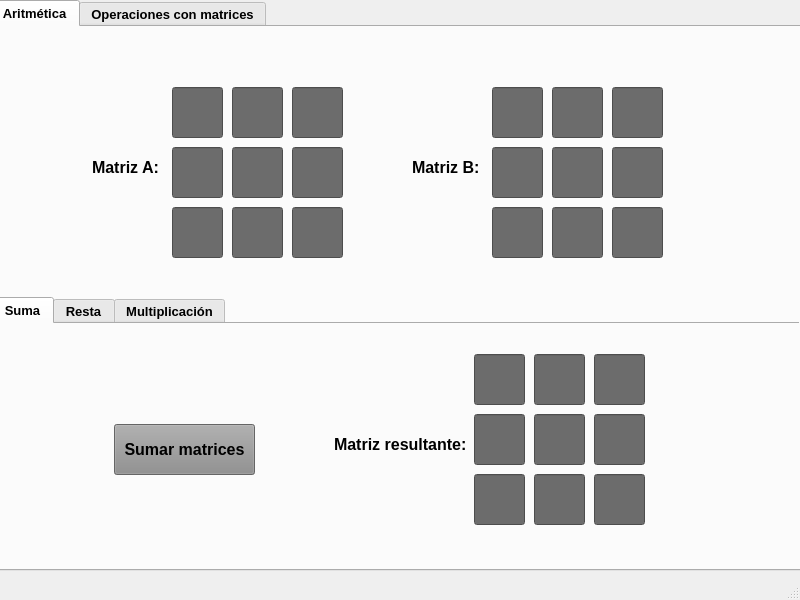
Above: Diseño Parcial II - Métodos Numéricos.ui from tavoo456/Parcial2MetNum before the change. Below: the same form after it.
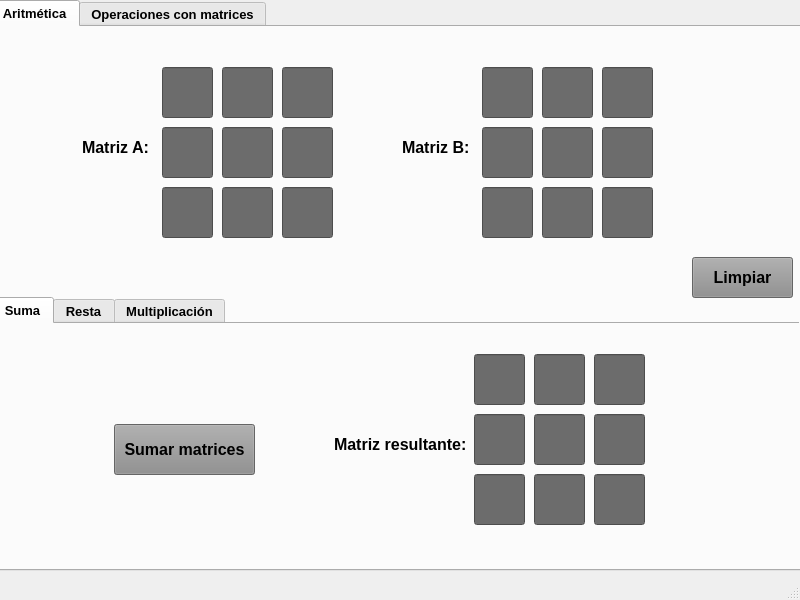
That is the form after the change. The open tabs and pages were chosen to show the change.

Commit message: Validaciones y adiciones de métodos de limpieza de campos

```diff
--- a/Diseño Parcial II - Métodos Numéricos.ui
+++ b/Diseño Parcial II - Métodos Numéricos.ui
@@ -814,8 +814,8 @@
      <widget class="QLabel" name="label">
       <property name="geometry">
        <rect>
-        <x>100</x>
-        <y>130</y>
+        <x>90</x>
+        <y>110</y>
         <width>71</width>
         <height>21</height>
        </rect>
@@ -833,8 +833,8 @@
      <widget class="QLineEdit" name="AA00">
       <property name="geometry">
        <rect>
-        <x>180</x>
-        <y>60</y>
+        <x>170</x>
+        <y>40</y>
         <width>51</width>
         <height>51</height>
        </rect>
@@ -858,8 +858,8 @@
      <widget class="QLineEdit" name="AA10">
       <property name="geometry">
        <rect>
-        <x>180</x>
-        <y>120</y>
+        <x>170</x>
+        <y>100</y>
         <width>51</width>
         <height>51</height>
        </rect>
@@ -877,8 +877,8 @@
      <widget class="QLineEdit" name="AA20">
       <property name="geometry">
        <rect>
-        <x>180</x>
-        <y>180</y>
+        <x>170</x>
+        <y>160</y>
         <width>51</width>
         <height>51</height>
        </rect>
@@ -896,8 +896,8 @@
      <widget class="QLineEdit" name="AA01">
       <property name="geometry">
        <rect>
-        <x>240</x>
-        <y>60</y>
+        <x>230</x>
+        <y>40</y>
         <width>51</width>
         <height>51</height>
        </rect>
@@ -915,8 +915,8 @@
      <widget class="QLineEdit" name="AA11">
       <property name="geometry">
        <rect>
-        <x>240</x>
-        <y>120</y>
+        <x>230</x>
+        <y>100</y>
         <width>51</width>
         <height>51</height>
        </rect>
@@ -934,8 +934,8 @@
      <widget class="QLineEdit" name="AA21">
       <property name="geometry">
        <rect>
-        <x>240</x>
-        <y>180</y>
+        <x>230</x>
+        <y>160</y>
         <width>51</width>
         <height>51</height>
        </rect>
@@ -953,8 +953,8 @@
      <widget class="QLineEdit" name="AA12">
       <property name="geometry">
        <rect>
-        <x>300</x>
-        <y>120</y>
+        <x>290</x>
+        <y>100</y>
         <width>51</width>
         <height>51</height>
        </rect>
@@ -972,8 +972,8 @@
      <widget class="QLineEdit" name="AA02">
       <property name="geometry">
        <rect>
-        <x>300</x>
-        <y>60</y>
+        <x>290</x>
+        <y>40</y>
         <width>51</width>
         <height>51</height>
        </rect>
@@ -991,8 +991,8 @@
      <widget class="QLineEdit" name="AA22">
       <property name="geometry">
        <rect>
-        <x>300</x>
-        <y>180</y>
+        <x>290</x>
+        <y>160</y>
         <width>51</width>
         <height>51</height>
        </rect>
@@ -1010,8 +1010,8 @@
      <widget class="QLabel" name="label_2">
       <property name="geometry">
        <rect>
-        <x>420</x>
-        <y>130</y>
+        <x>410</x>
+        <y>110</y>
         <width>71</width>
         <height>21</height>
        </rect>
@@ -1029,8 +1029,8 @@
      <widget class="QLineEdit" name="AB11">
       <property name="geometry">
        <rect>
-        <x>560</x>
-        <y>120</y>
+        <x>550</x>
+        <y>100</y>
         <width>51</width>
         <height>51</height>
        </rect>
@@ -1048,8 +1048,8 @@
      <widget class="QLineEdit" name="AB01">
       <property name="geometry">
        <rect>
-        <x>560</x>
-        <y>60</y>
+        <x>550</x>
+        <y>40</y>
         <width>51</width>
         <height>51</height>
        </rect>
@@ -1067,8 +1067,8 @@
      <widget class="QLineEdit" name="AB22">
       <property name="geometry">
        <rect>
-        <x>620</x>
-        <y>180</y>
+        <x>610</x>
+        <y>160</y>
         <width>51</width>
         <height>51</height>
        </rect>
@@ -1086,8 +1086,8 @@
      <widget class="QLineEdit" name="AB00">
       <property name="geometry">
        <rect>
-        <x>500</x>
-        <y>60</y>
+        <x>490</x>
+        <y>40</y>
         <width>51</width>
         <height>51</height>
        </rect>
@@ -1105,8 +1105,8 @@
      <widget class="QLineEdit" name="AB10">
       <property name="geometry">
        <rect>
-        <x>500</x>
-        <y>120</y>
+        <x>490</x>
+        <y>100</y>
         <width>51</width>
         <height>51</height>
        </rect>
@@ -1124,8 +1124,8 @@
      <widget class="QLineEdit" name="AB12">
       <property name="geometry">
        <rect>
-        <x>620</x>
-        <y>120</y>
+        <x>610</x>
+        <y>100</y>
         <width>51</width>
         <height>51</height>
        </rect>
@@ -1143,8 +1143,8 @@
      <widget class="QLineEdit" name="AB21">
       <property name="geometry">
        <rect>
-        <x>560</x>
-        <y>180</y>
+        <x>550</x>
+        <y>160</y>
         <width>51</width>
         <height>51</height>
        </rect>
@@ -1162,8 +1162,8 @@
      <widget class="QLineEdit" name="AB20">
       <property name="geometry">
        <rect>
-        <x>500</x>
-        <y>180</y>
+        <x>490</x>
+        <y>160</y>
         <width>51</width>
         <height>51</height>
        </rect>
@@ -1181,8 +1181,8 @@
      <widget class="QLineEdit" name="AB02">
       <property name="geometry">
        <rect>
-        <x>620</x>
-        <y>60</y>
+        <x>610</x>
+        <y>40</y>
         <width>51</width>
         <height>51</height>
        </rect>
@@ -1197,6 +1197,28 @@
        <string notr="true">background-color: rgb(108, 108, 108);</string>
       </property>
      </widget>
+     <widget class="QPushButton" name="btnLimpiarA">
+      <property name="geometry">
+       <rect>
+        <x>700</x>
+        <y>230</y>
+        <width>101</width>
+        <height>41</height>
+       </rect>
+      </property>
+      <property name="font">
+       <font>
+        <pointsize>12</pointsize>
+        <bold>true</bold>
+       </font>
+      </property>
+      <property name="styleSheet">
+       <string notr="true">background-color: rgb(141, 141, 141);</string>
+      </property>
+      <property name="text">
+       <string>Limpiar</string>
+      </property>
+     </widget>
     </widget>
     <widget class="QWidget" name="tab_2">
      <attribute name="title">
```
Left out of the diff: 52 changed lines with no effect on the pictures. The commit also changes 3 other files.
